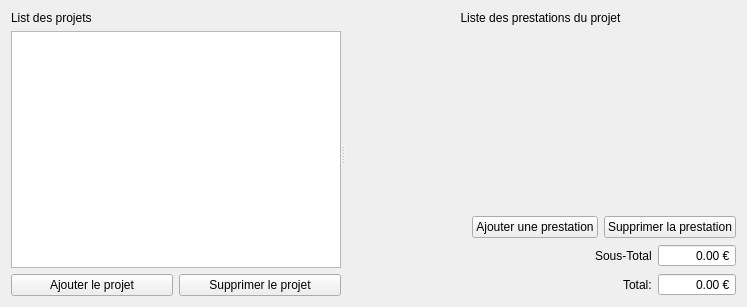
This is src/gui/widgets/contributorieswidget.ui in FACT-Team/FactDev as Qt 5 draws it before an edit. The edited form follows.
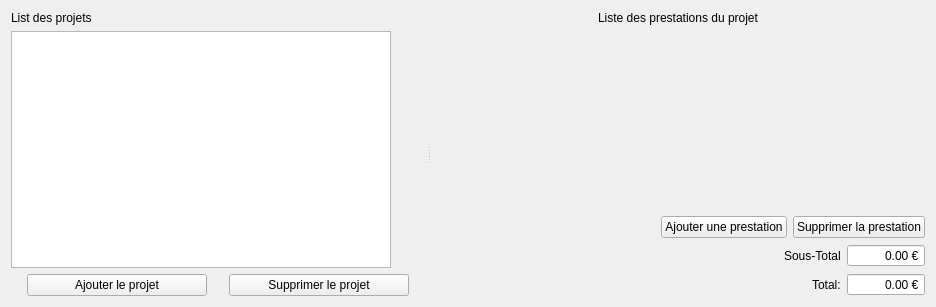
This is the edited form. Icons and pictures are not drawn.

Commit message: Update each windows

The edit to the form file:
```diff
--- a/src/gui/widgets/contributorieswidget.ui
+++ b/src/gui/widgets/contributorieswidget.ui
@@ -6,7 +6,7 @@
    <rect>
     <x>0</x>
     <y>0</y>
-    <width>747</width>
+    <width>936</width>
     <height>307</height>
    </rect>
   </property>
@@ -68,6 +68,12 @@
          </property>
          <item>
           <widget class="QPushButton" name="btnAddProject">
+           <property name="maximumSize">
+            <size>
+             <width>180</width>
+             <height>16777215</height>
+            </size>
+           </property>
            <property name="text">
             <string>Ajouter le projet</string>
            </property>
@@ -79,6 +85,18 @@
          </item>
          <item>
           <widget class="QPushButton" name="btnRemoveProject">
+           <property name="minimumSize">
+            <size>
+             <width>0</width>
+             <height>0</height>
+            </size>
+           </property>
+           <property name="maximumSize">
+            <size>
+             <width>180</width>
+             <height>16777215</height>
+            </size>
+           </property>
            <property name="text">
             <string>Supprimer le projet</string>
            </property>
```
The commit also changes 7 other files.
